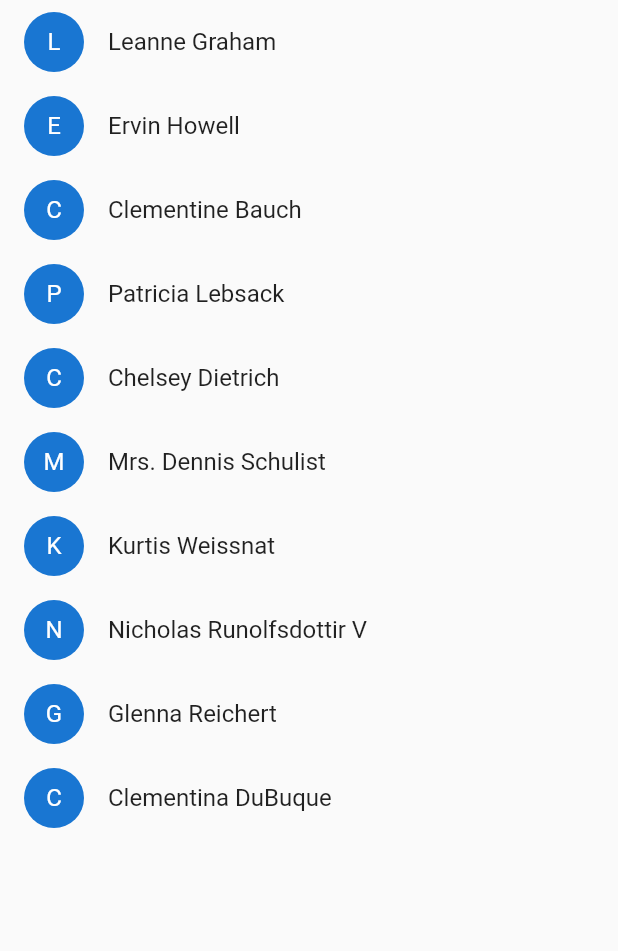
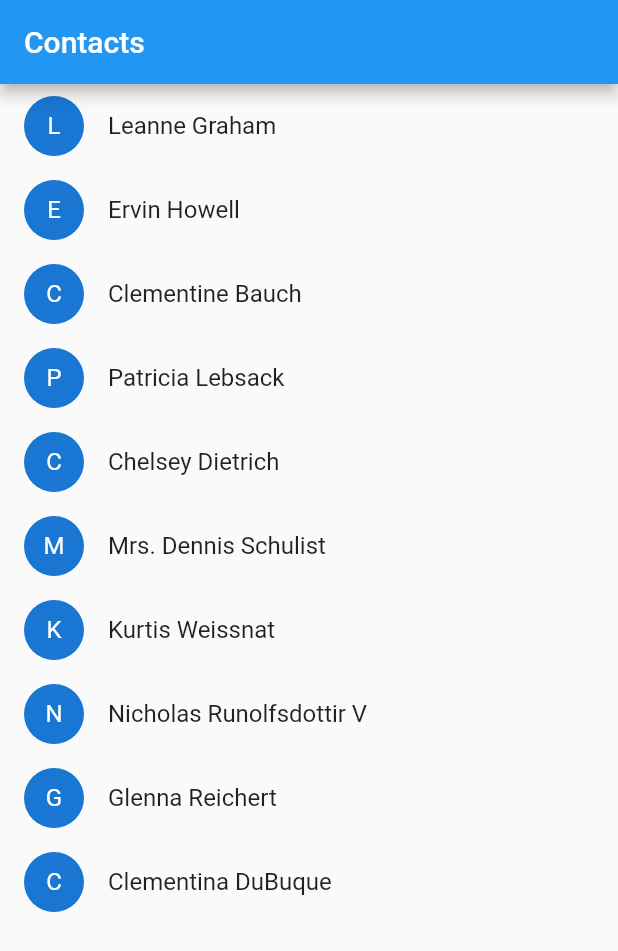
Before and after one commit to carloxavier/yet_another_flutter_tdd_exercise, a Flutter app: the screen it shows after launch, on a phone screen of 412 x 824 dp. Shown: the top 951 px of the screen. Run offline on Flutter 3.47's test engine with Material 2 defaults, Android fonts, the phone set to English and light mode, and no system bars; our stand-ins replace equatable.

```diff
--- a/lib/view/pages/home_page.dart
+++ b/lib/view/pages/home_page.dart
@@ -4,6 +4,9 @@ import 'package:userinfo/view/widgets/user_list_view.dart';
 class HomePage extends StatelessWidget {
   @override
   Widget build(BuildContext context) {
-    return Scaffold(body: UserListView());
+    return Scaffold(
+      appBar: AppBar(title: const Text('Contacts')),
+      body: UserListView(),
+    );
   }
 }
```
Also changed, not shown: 1 other file.
